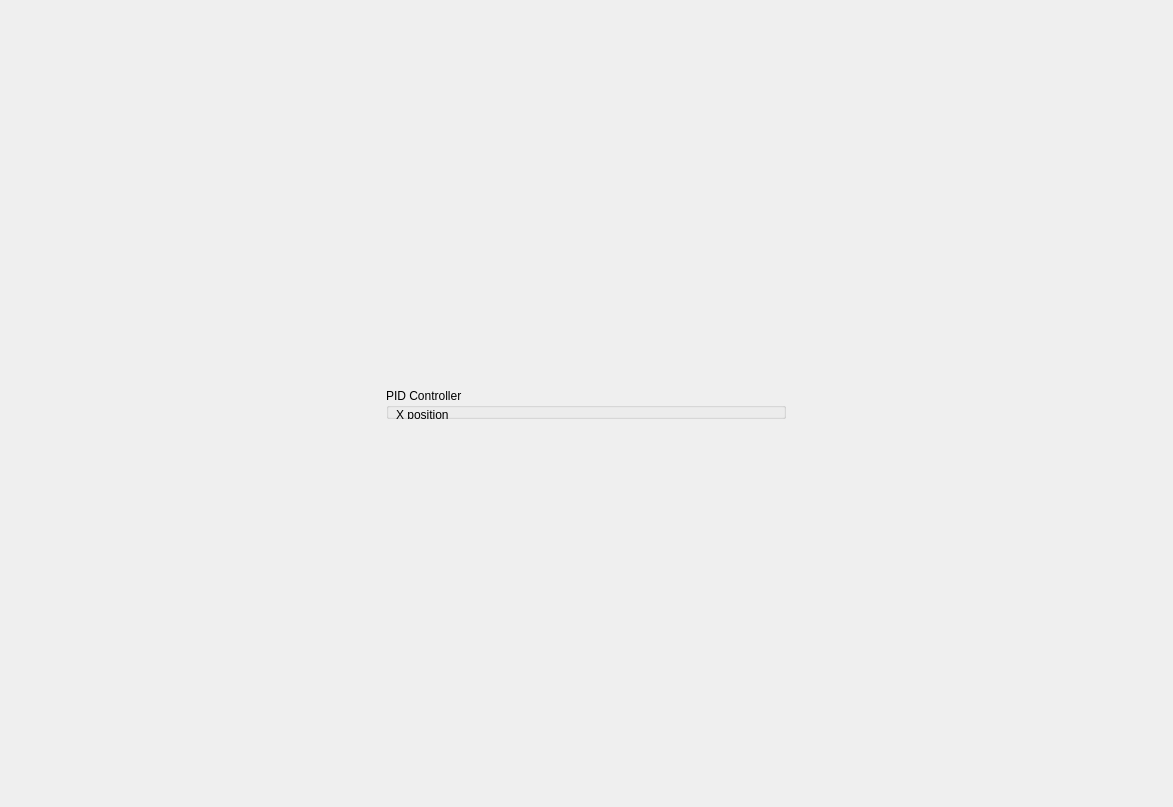
Old version of the form lib/cfclient/ui/tabs/AITab.ui in the repository phantomnat/my-cf-client-python.
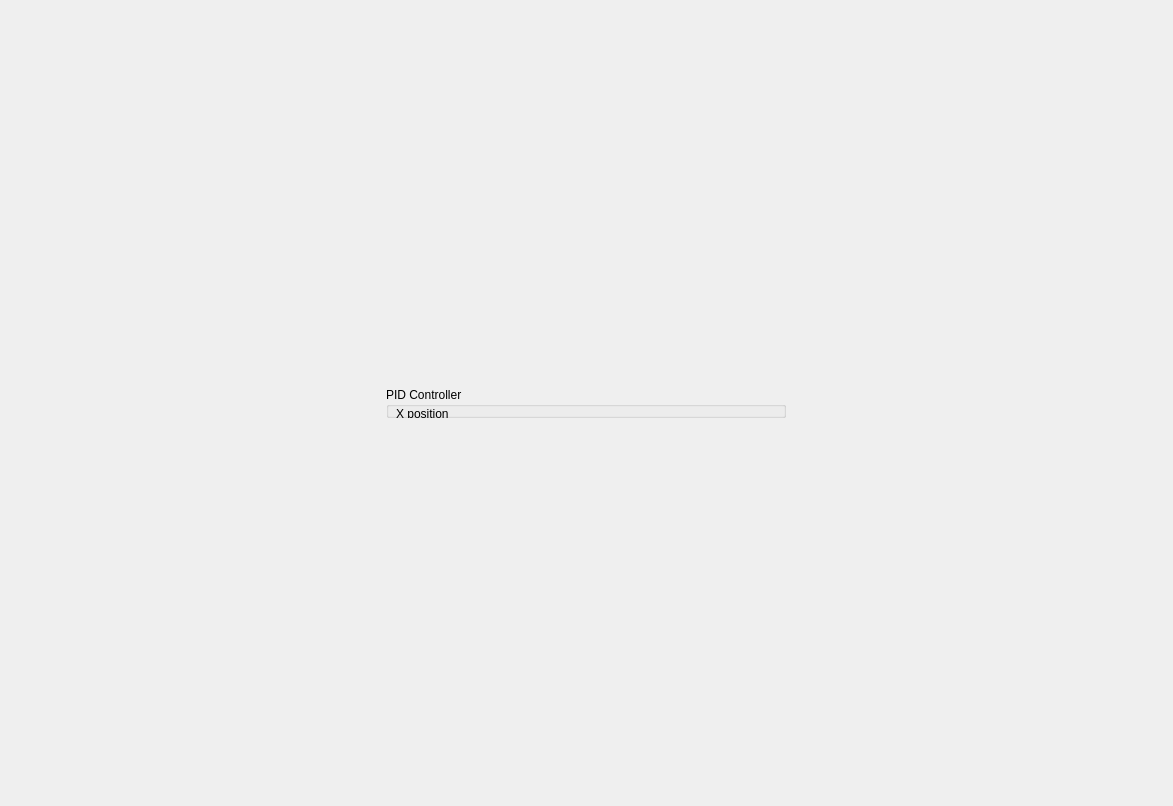
New version of the form.

Commit message:
Show opencv image in window
Show image from opencv with qlabel

Patch:
```diff
--- a/lib/cfclient/ui/tabs/AITab.ui
+++ b/lib/cfclient/ui/tabs/AITab.ui
@@ -7,7 +7,7 @@
     <x>0</x>
     <y>0</y>
     <width>1173</width>
-    <height>807</height>
+    <height>806</height>
    </rect>
   </property>
   <property name="windowTitle">
```
Left out of the diff: 16 changed lines with no effect on the pictures. The commit also changes 2 other files.
